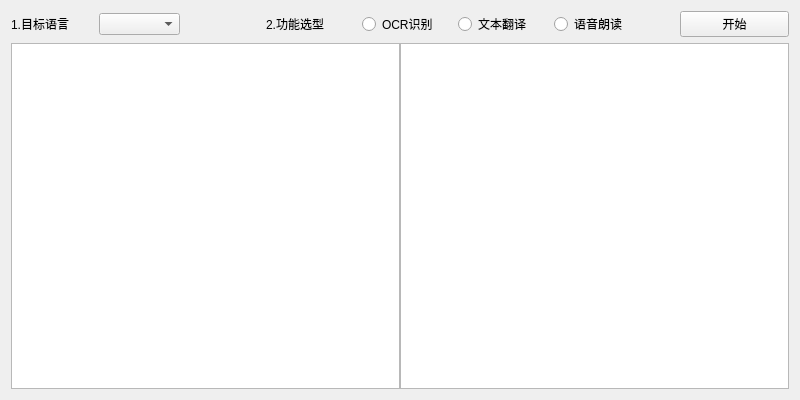
Old version of the form ui/Ui_YoyoOCR.ui in the repository Logistic98/yoyo-ocr-gui.
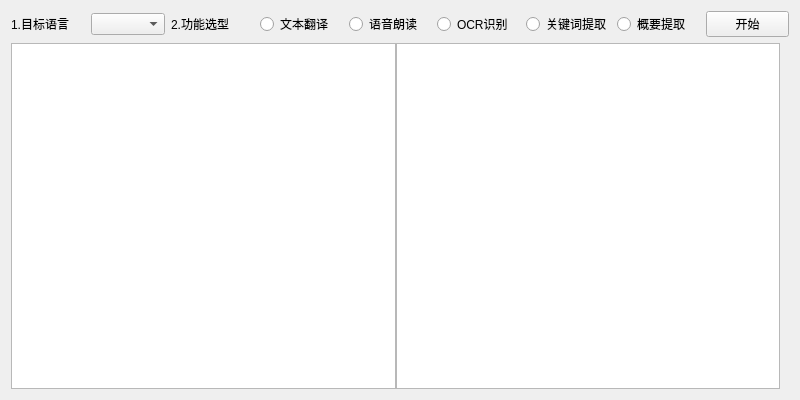
New version of the form.

Commit message: 新增关键词提取和句子概要提取功能，优化接口请求异常处理

Patch:
```diff
--- a/ui/Ui_YoyoOCR.ui
+++ b/ui/Ui_YoyoOCR.ui
@@ -15,7 +15,7 @@
   </property>
   <layout class="QGridLayout" name="gridLayout">
    <item row="0" column="0">
-    <layout class="QHBoxLayout" name="titleHorizontalLayout" stretch="2,4,1">
+    <layout class="QHBoxLayout" name="titleHorizontalLayout" stretch="1,4">
      <item>
       <layout class="QHBoxLayout" name="languageTab" stretch="0,0">
        <property name="spacing">
@@ -25,7 +25,7 @@
         <number>0</number>
        </property>
        <property name="rightMargin">
-        <number>50</number>
+        <number>0</number>
        </property>
        <item>
         <widget class="QLabel" name="languageLabel">
@@ -55,10 +55,10 @@
      <item>
       <layout class="QHBoxLayout" name="functionTab">
        <property name="leftMargin">
-        <number>30</number>
+        <number>0</number>
        </property>
        <property name="rightMargin">
-        <number>30</number>
+        <number>0</number>
        </property>
        <item>
         <widget class="QLabel" name="functionLabel">
@@ -67,13 +67,6 @@
          </property>
         </widget>
        </item>
-       <item>
-        <widget class="QRadioButton" name="ocrRadioButton">
-         <property name="text">
-          <string>OCR识别</string>
-         </property>
-        </widget>
-       </item>
        <item>
         <widget class="QRadioButton" name="translateRadioButton">
          <property name="text">
@@ -88,7 +81,26 @@
          </property>
         </widget>
        </item>
-      </layout>
+       <item>
+        <widget class="QRadioButton" name="ocrRadioButton">
+         <property name="text">
+          <string>OCR识别</string>
+         </property>
+        </widget>
+       </item>
+       <item>
+        <widget class="QRadioButton" name="keywordRadioButton">
+         <property name="text">
+          <string>关键词提取</string>
+         </property>
+        </widget>
+       </item>
+       <item>
+        <widget class="QRadioButton" name="sentenceRadioButton">
+         <property name="text">
+          <string>概要提取</string>
+         </property>
+        </widget>
      </item>
      <item>
       <widget class="QPushButton" name="pushButton">
@@ -105,11 +117,16 @@
      </item>
     </layout>
    </item>
+    </layout>
+   </item>
    <item row="1" column="0">
     <layout class="QHBoxLayout" name="textHorizontalLayout" stretch="0,0">
      <property name="spacing">
       <number>0</number>
      </property>
+     <property name="rightMargin">
+      <number>9</number>
+     </property>
      <item>
       <widget class="QTextEdit" name="input"/>
      </item>
```
Lines whose indentation alone changed are shown as unchanged. The commit also changes 5 other files.
